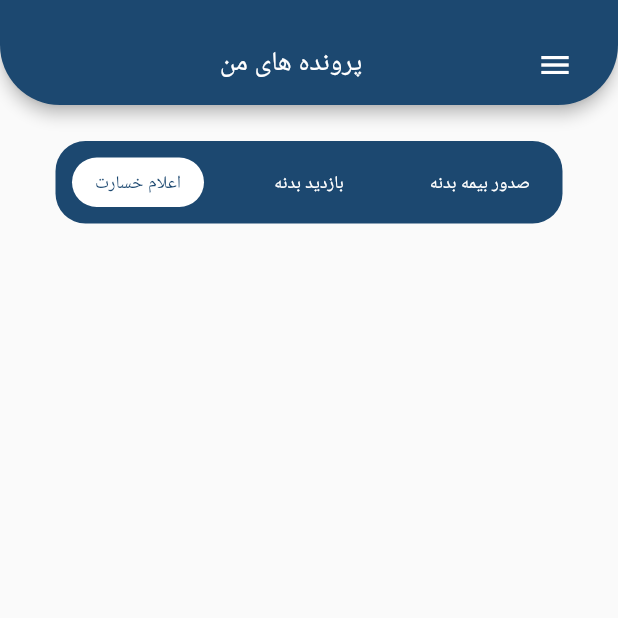
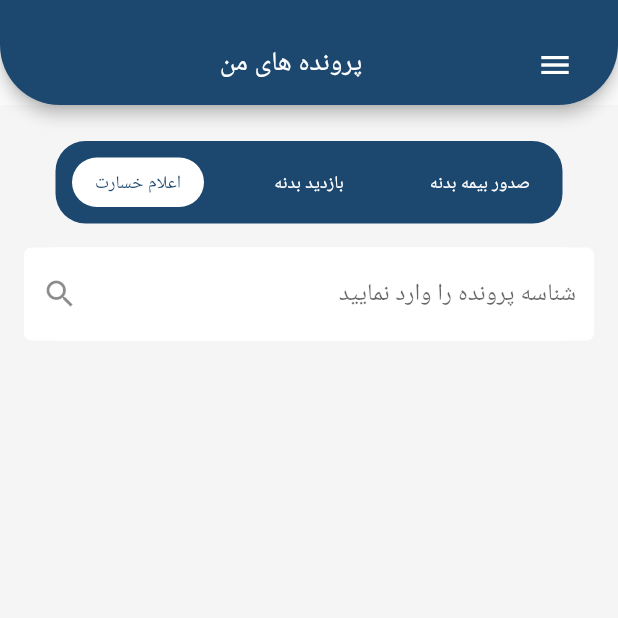
Before and after one commit to shahram1371/arisa, a Flutter app: the screen it shows after launch, on a phone screen of 412 x 824 dp, the top half of it. Run offline on Flutter 3.47's test engine with Material 2 defaults, Android fonts, the phone set to English and light mode, and no system bars; our stand-ins replace get.

Commit message:
text field design

```diff
--- a/lib/view/widgets/arisa_body.dart
+++ b/lib/view/widgets/arisa_body.dart
@@ -1,3 +1,4 @@
+import 'package:arisa/view/widgets/id_text_field.dart';
 import 'package:arisa/view/widgets/slide_segment.dart';
 import 'package:flutter/material.dart';
 
@@ -6,11 +7,16 @@ class ArisaBody extends StatelessWidget {
 
   @override
   Widget build(BuildContext context) {
-    return ListView(
-      children: const [
-        SizedBox(height: 24),
-        SlideSegment(),
-      ],
+    return Container(
+      color: const Color(0xfff5f5f5),
+      child: ListView(
+        children: const [
+          SizedBox(height: 24),
+          SlideSegment(),
+          SizedBox(height: 16),
+          IdTextField(),
+        ],
+      ),
     );
   }
 }
--- /dev/null
+++ b/lib/view/widgets/id_text_field.dart
@@ -0,0 +1,35 @@
+import 'package:flutter/material.dart';
+
+class IdTextField extends StatelessWidget {
+  const IdTextField({super.key});
+
+  @override
+  Widget build(BuildContext context) {
+    return Padding(
+      padding: const EdgeInsets.symmetric(horizontal: 16),
+      child: Container(
+        decoration: BoxDecoration(
+          color: Colors.white,
+          borderRadius: BorderRadius.circular(5),
+        ),
+        child: const TextField(
+          textAlign: TextAlign.end,
+          decoration: InputDecoration(
+            prefixIcon: Icon(Icons.search),
+            hintText: "شناسه پرونده را وارد نمایید",
+            enabledBorder: OutlineInputBorder(
+              borderRadius: BorderRadius.all(Radius.circular(20.0)),
+              borderSide: BorderSide(
+                color: Colors.white,
+              ),
+            ),
+            focusedBorder: OutlineInputBorder(
+              borderRadius: BorderRadius.all(Radius.circular(10.0)),
+              borderSide: BorderSide(color: Colors.white),
+            ),
+          ),
+        ),
+      ),
+    );
+  }
+}
```
